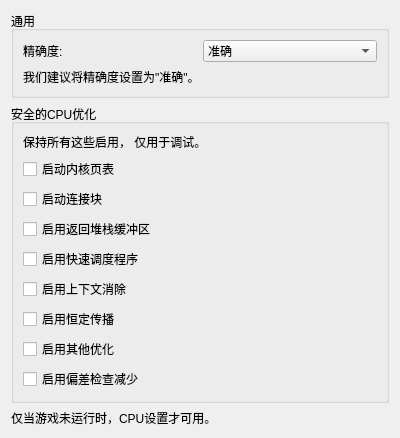
Qt form src/yuzu/configuration/configure_cpu.ui (formylover/yuzu-early-access) before a commit.
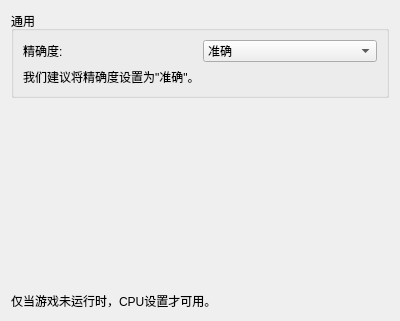
The same form after that commit.

Patch:
```diff
--- a/src/yuzu/configuration/configure_cpu.ui
+++ b/src/yuzu/configuration/configure_cpu.ui
@@ -62,128 +62,6 @@
      </item>
     </layout>
    </item>
-   <item>
-    <layout class="QVBoxLayout">
-     <item>
-      <widget class="QGroupBox" name="group_safe">
-       <property name="title">
-        <string>安全的CPU优化</string>
-       </property>
-       <layout class="QVBoxLayout">
-        <item>
-         <widget class="QLabel">
-          <property name="wordWrap">
-            <bool>1</bool>
-          </property>
-          <property name="text">
-           <string>保持所有这些启用， 仅用于调试。</string>
-          </property>
-         </widget>
-        </item>
-        <item>
-         <widget class="QCheckBox" name="cpuopt_page_tables">
-          <property name="text">
-           <string>启动内核页表</string>
-          </property>
-          <property name="toolTip">
-           <string>
-            &lt;div style="white-space: nowrap"&gt;此优化加快了来宾程序的内存访问。&lt;/div&gt;
-            &lt;div style="white-space: nowrap"&gt;启用它会内联对可分页的访问::指向已发出代码的指针。&lt;/div&gt;
-            &lt;div style="white-space: nowrap"&gt;禁用此选项将强制所有内存访问都通过内存::读取/内存::写函数。&lt;/div&gt;
-           </string>
-          </property>
-         </widget>
-        </item>
-        <item>
-         <widget class="QCheckBox" name="cpuopt_block_linking">
-          <property name="text">
-           <string>启动连接块</string>
-          </property>
-          <property name="toolTip">
-           <string>
-            &lt;div&gt;如果目标PC是静态的，此优化通过允许发出的基本块直接跳到其他基本块来避免调度程序查找。&lt;/div&gt;
-           </string>
-          </property>
-         </widget>
-        </item>
-        <item>
-         <widget class="QCheckBox" name="cpuopt_return_stack_buffer">
-          <property name="text">
-           <string>启用返回堆栈缓冲区</string>
-          </property>
-          <property name="toolTip">
-           <string>
-            &lt;div&gt;此优化通过跟踪BL指令的潜在返回地址来避免调度程序查找。 这近似于实际CPU上的返回堆栈缓冲区所发生的情况。&lt;/div&gt;
-           </string>
-          </property>
-         </widget>
-        </item>
-        <item>
-         <widget class="QCheckBox" name="cpuopt_fast_dispatcher">
-          <property name="text">
-           <string>启用快速调度程序</string>
-          </property>
-          <property name="toolTip">
-           <string>
-            &lt;div&gt;启用两层调度系统。 首先使用汇编中编写的更快的调度程序，该调度程序具有较小的跳转目标MRU缓存。 如果失败，则调度回退到速度较慢的C ++调度器。&lt;/div&gt;
-           </string>
-          </property>
-         </widget>
-        </item>
-        <item>
-         <widget class="QCheckBox" name="cpuopt_context_elimination">
-          <property name="text">
-           <string>启用上下文消除</string>
-          </property>
-          <property name="toolTip">
-           <string>
-            &lt;div&gt;启用IR优化，以减少对CPU上下文结构的不必要访问。&lt;/div&gt;
-           </string>
-          </property>
-         </widget>
-        </item>
-        <item>
-         <widget class="QCheckBox" name="cpuopt_const_prop">
-          <property name="text">
-           <string>启用恒定传播</string>
-          </property>
-          <property name="toolTip">
-           <string>
-            &lt;div&gt;启用涉及恒定传播的IR优化。&lt;/div&gt;
-           </string>
-          </property>
-         </widget>
-        </item>
-        <item>
-         <widget class="QCheckBox" name="cpuopt_misc_ir">
-          <property name="text">
-           <string>启用其他优化</string>
-          </property>
-          <property name="toolTip">
-           <string>
-            &lt;div&gt;启用其他IR优化。&lt;/div&gt;
-           </string>
-          </property>
-         </widget>
-        </item>
-        <item>
-         <widget class="QCheckBox" name="cpuopt_reduce_misalign_checks">
-          <property name="text">
-           <string>启用偏差检查减少</string>
-          </property>
-          <property name="toolTip">
-           <string>
-            &lt;div style="white-space: nowrap"&gt;启用后，仅当访问跨越页面边界时才会触发未对齐。&lt;/div&gt;
-            &lt;div style="white-space: nowrap"&gt;禁用时，所有未对齐的访问都会触发未对齐。&lt;/div&gt;
-           </string>
-          </property>
-         </widget>
-        </item>
-       </layout>
-      </widget>
-     </item>
-    </layout>
-   </item>
    <item>
     <spacer name="verticalSpacer">
      <property name="orientation">
```
Left out of the diff: 2 changed lines with no effect on the pictures.
